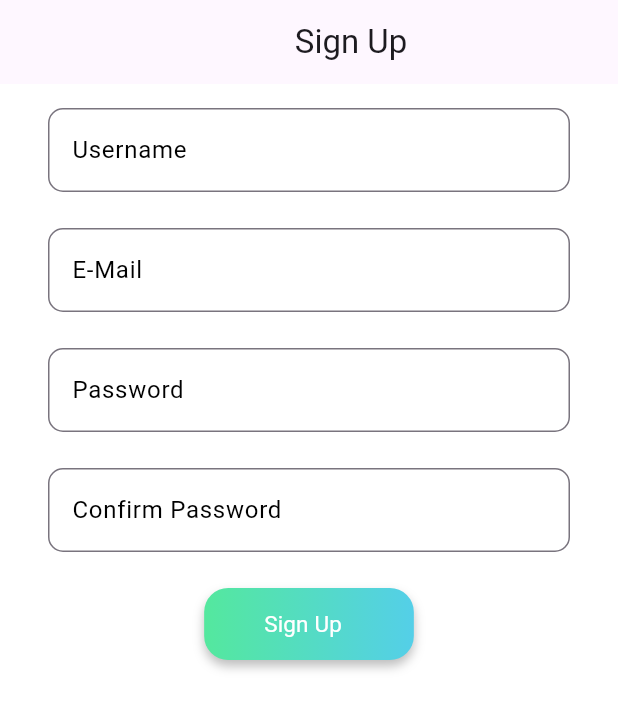
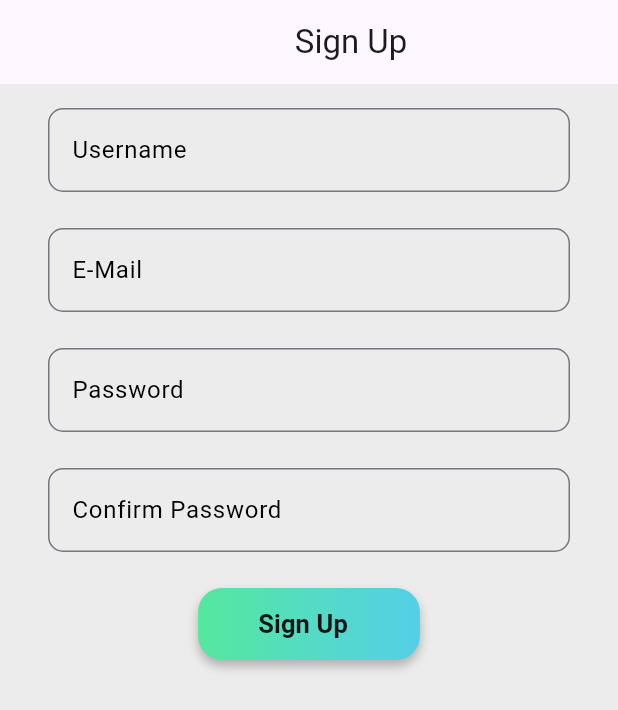
Before and after one commit to pweissleder/junction23, a Flutter app: the screen it shows after launch, after a tap on "Create Account", on a phone screen of 412 x 824 dp. Shown: the top 710 px of the screen. Run offline on Flutter 3.47's test engine with Material 2 defaults, Android fonts, the phone set to English and light mode, and no system bars; our stand-ins replace cloud_firestore, firebase_auth, firebase_core, flutter_riverpod, go_router; missing offline and left inert: colorful_iconify_flutter, iconify_flutter; accounts and stored records are empty; network calls fail; Roboto replaces fonts that are missing (NotoSans).

Commit message:
added challenge design and main design

```diff
--- a/flutter_frontend/lib/common_widgets/custom_solid_button.dart
+++ b/flutter_frontend/lib/common_widgets/custom_solid_button.dart
@@ -27,7 +27,7 @@ class CustomSolidButton extends StatefulWidget {
       this.rightMargin = 0,
       this.botMargin = 0,
       this.topMargin = 0,
-      this.fontSize = h7,
+      this.fontSize = h7 + 2,
       this.icon,
       this.isLoading = false})
       : super(key: key);
@@ -66,6 +66,7 @@ class _CustomSolidButtonState extends State<CustomSolidButton> {
                       });
                     },
                     style: ElevatedButton.styleFrom(
+                      elevation: 0,
                       backgroundColor: Colors.transparent,
                       shadowColor: Colors.transparent,
                       shape: RoundedRectangleBorder(
@@ -77,10 +78,10 @@ class _CustomSolidButtonState extends State<CustomSolidButton> {
                         child: Row(mainAxisSize: MainAxisSize.min, children: [
                           Text(widget.text,
                               style: TextStyle(
-                                  color: Colors.white,
+                                  color: black,
                                   fontSize: widget.fontSize,
                                   fontFamily: "NotoSans",
-                                  fontWeight: FontWeight.normal)),
+                                  fontWeight: FontWeight.bold)),
                           hovered ? gapW16 : gapW8,
                           if (widget.icon != null)
                             Icon(
--- a/flutter_frontend/lib/constants/design.dart
+++ b/flutter_frontend/lib/constants/design.dart
@@ -8,7 +8,7 @@
 const gradient1 = LinearGradient(colors: [secondaryColor, primaryColor]);
 const gradient2 = LinearGradient(colors: [tertiaryColor, secondaryColor]);
 
-const backgroundColor = Colors.white;
+const backgroundColor = Color.fromARGB(255, 236, 236, 236);
 
 const black = Color.fromARGB(255, 18, 20, 22);
 const black75 = Color.fromARGB(191, 18, 20, 22);
--- a/flutter_frontend/lib/features/authentication/providers/user_provider.dart
+++ b/flutter_frontend/lib/features/authentication/providers/user_provider.dart
@@ -1,5 +1,6 @@
 import 'package:firebase_auth/firebase_auth.dart';
 import 'package:cloud_firestore/cloud_firestore.dart';
+import 'package:firebase_core/firebase_core.dart';
 import 'package:flutter_riverpod/flutter_riverpod.dart';
 import 'package:junction23/features/authentication/domain/user_model.dart';
 
--- a/flutter_frontend/lib/home_screen.dart
+++ b/flutter_frontend/lib/home_screen.dart
@@ -1,11 +1,15 @@
 import 'package:flutter/material.dart';
 import 'package:flutter_riverpod/flutter_riverpod.dart';
 import 'package:go_router/go_router.dart';
+import 'package:iconify_flutter/iconify_flutter.dart';
+import 'package:iconify_flutter/icons/game_icons.dart';
+import 'package:junction23/constants/design.dart';
 import 'package:junction23/features/activity/presentation/activity_overview_screen.dart';
 import 'package:junction23/features/authentication/presentation/profile/profile_screen.dart';
 import 'package:junction23/features/authentication/providers/user_provider.dart';
 import 'package:junction23/features/avatar/presentation/avatar_screen.dart';
 import 'package:junction23/features/routing/app_router.dart';
+import 'package:colorful_iconify_flutter/icons/twemoji.dart';
 
 class HomeScreen extends ConsumerWidget {
   const HomeScreen({Key? key}) : super(key: key);
@@ -16,6 +20,7 @@ class HomeScreen extends ConsumerWidget {
     final contentIndex = ref.watch(selectedContentIndexProvider);
 
     return Scaffold(
+      appBar: customAppBar(),
       body: Stack(
         children: [
           userModelAsyncValue.when(
@@ -58,12 +63,12 @@ class HomeScreen extends ConsumerWidget {
     return BottomNavigationBar(
       items: const [
         BottomNavigationBarItem(
-          icon: Icon(Icons.person),
+          icon: Icon(Icons.av_timer),
           label: 'Avatar',
         ),
         BottomNavigationBarItem(
           icon: Icon(Icons.accessibility),
-          label: 'Activity',
+          label: 'Challenges',
         ),
         BottomNavigationBarItem(
           icon: Icon(Icons.person),
@@ -71,10 +76,48 @@ class HomeScreen extends ConsumerWidget {
         ),
       ],
       currentIndex: contentIndex,
-      selectedItemColor: Colors.amber[800],
+      backgroundColor: const Color.fromARGB(255, 255, 255, 255),
+      selectedItemColor: const Color.fromARGB(255, 1, 56, 101),
+      unselectedItemColor: black,
+      selectedLabelStyle:
+          const TextStyle(fontWeight: FontWeight.bold, fontSize: h7 + 2),
       onTap: (index) {
         ref.read(selectedContentIndexProvider.notifier).state = index;
       },
     );
   }
+
+  AppBar customAppBar() {
+    return AppBar(
+      elevation: 0,
+      toolbarHeight: 100,
+      backgroundColor: Colors.transparent,
+      actions: [
+        Column(children: [
+          IconButton(
+            onPressed: () {},
+            icon: const Iconify(
+              GameIcons.backpack,
+              size: 40,
+            ),
+            color: Colors.black,
+          ),
+          const Text(
+            " Coins: ${112}",
+            style: TextStyle(fontSize: h7, fontWeight: FontWeight.bold),
+          )
+        ]),
+        const Spacer(),
+        IconButton(
+          onPressed: () {},
+          icon: const Iconify(
+            Twemoji.flexed_biceps,
+            color: black,
+            size: 40,
+          ),
+          color: Colors.black,
+        ),
+      ],
+    );
+  }
 }
```
Also changed, not shown: flutter_frontend/lib/features/activity/domain/activity_model.dart (+41 -79 lines), flutter_frontend/lib/features/activity/presentation/activity_overview_screen.dart (+45 -7 lines), flutter_frontend/lib/features/activity/providers/activity_provider.dart (+5 -16 lines), flutter_frontend/lib/features/avatar/presentation/avatar_screen.dart (+78 -30 lines), flutter_frontend/assets/avatar/avatar_icon.png (added), 9 other files.
